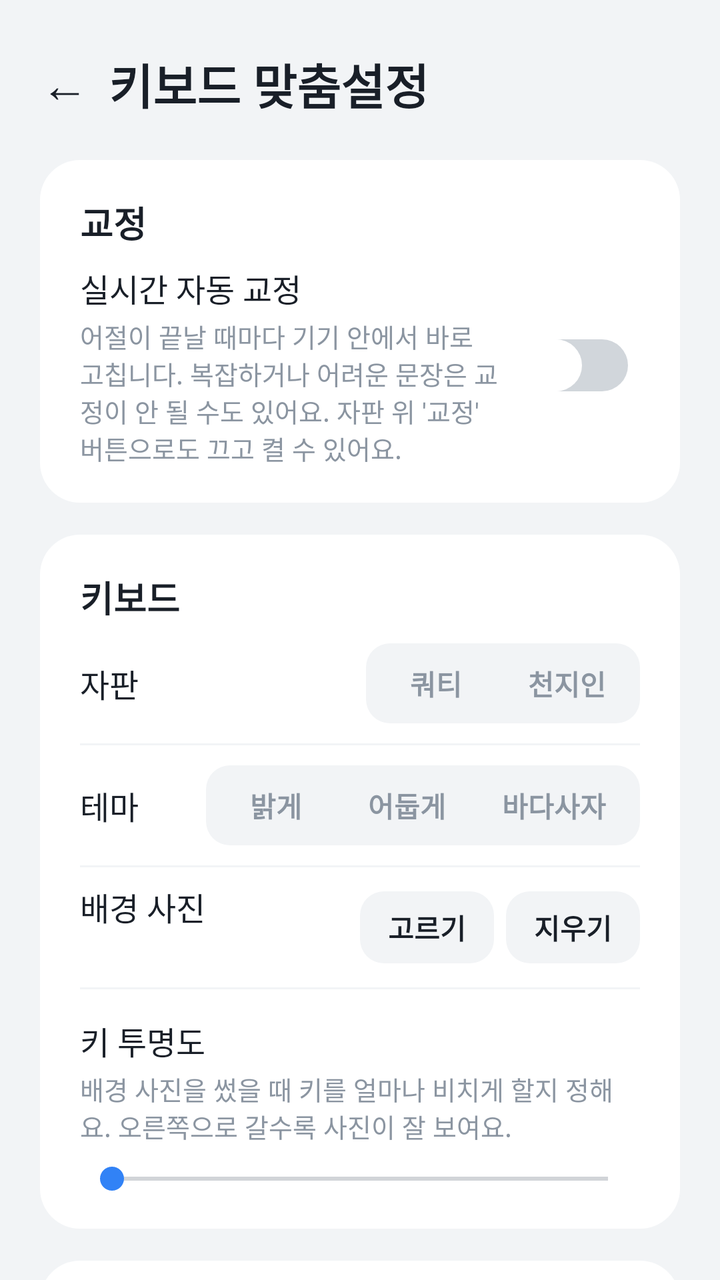
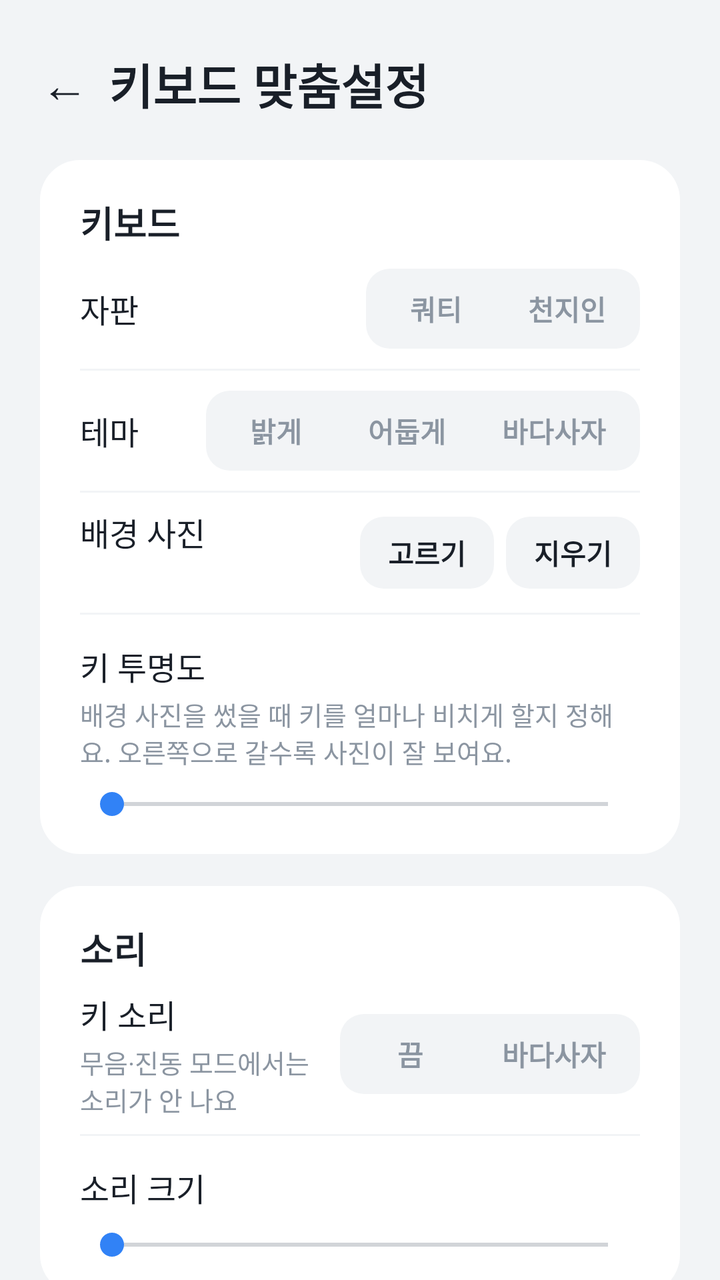

Compare the two renders of this Android layout. The source of the first and the diff that turns it into the second are given below.
<!-- AndroidManifest.xml: application theme Theme.SpellKeyboard -->
<!-- res/layout/activity_settings.xml -->
<?xml version="1.0" encoding="utf-8"?>
<ScrollView xmlns:android="http://schemas.android.com/apk/res/android"
    android:fitsSystemWindows="true"
    xmlns:app="http://schemas.android.com/apk/res-auto"
    android:id="@+id/settings_scroll"
    android:layout_width="match_parent"
    android:layout_height="match_parent"
    android:background="@color/toss_bg"
    android:fillViewport="true"
    android:importantForAutofill="noExcludeDescendants"
    android:scrollbars="none">

    <LinearLayout
        android:layout_width="match_parent"
        android:layout_height="wrap_content"
        android:orientation="vertical"
        android:paddingHorizontal="20dp"
        android:paddingTop="20dp"
        android:paddingBottom="40dp">

        <LinearLayout
            android:layout_width="match_parent"
            android:layout_height="wrap_content"
            android:gravity="center_vertical"
            android:orientation="horizontal">

            <TextView
                android:id="@+id/back_button"
                android:layout_width="44dp"
                android:layout_height="44dp"
                android:layout_marginStart="-10dp"
                android:background="?attr/selectableItemBackgroundBorderless"
                android:clickable="true"
                android:contentDescription="@string/back"
                android:focusable="true"
                android:gravity="center"
                android:text="←"
                android:textColor="@color/toss_text"
                android:textSize="24sp" />

            <TextView
                android:layout_width="wrap_content"
                android:layout_height="wrap_content"
                android:text="@string/settings_title"
                android:textColor="@color/toss_text"
                android:textSize="24sp"
                android:textStyle="bold" />
        </LinearLayout>

        
        <LinearLayout style="@style/Card">
            <TextView style="@style/CardTitle" android:text="@string/section_correction" />

            <LinearLayout style="@style/Row">
                <LinearLayout style="@style/RowText">
                    <TextView style="@style/RowTitle" android:text="@string/setting_auto_correct" />
                    <TextView style="@style/RowSub" android:text="@string/setting_auto_correct_sub" />
                </LinearLayout>
                <androidx.appcompat.widget.SwitchCompat
                    android:id="@+id/auto_correct_switch"
                    android:layout_width="wrap_content"
                    android:layout_height="wrap_content"
                    android:thumb="@drawable/switch_thumb"
                    app:showText="false"
                    app:track="@drawable/switch_track" />
            </LinearLayout>
        </LinearLayout>

        
        <LinearLayout style="@style/Card">
            <TextView style="@style/CardTitle" android:text="@string/section_keyboard" />

            <LinearLayout style="@style/Row">
                <LinearLayout style="@style/RowText">
                    <TextView style="@style/RowTitle" android:text="@string/setting_layout" />
                </LinearLayout>
                <LinearLayout style="@style/Segment">
                    <TextView android:id="@+id/layout_qwerty" style="@style/SegmentItem" android:text="@string/setting_layout_qwerty" />
                    <TextView android:id="@+id/layout_cheonjiin" style="@style/SegmentItem" android:text="@string/setting_layout_cheonjiin" />
                </LinearLayout>
            </LinearLayout>

            <View style="@style/Divider" />

            <LinearLayout style="@style/Row">
                <LinearLayout style="@style/RowText">
                    <TextView style="@style/RowTitle" android:text="@string/setting_theme" />
                </LinearLayout>
                <LinearLayout style="@style/Segment">
                    <TextView android:id="@+id/theme_light" style="@style/SegmentItem" android:text="@string/setting_theme_light" />
                    <TextView android:id="@+id/theme_dark" style="@style/SegmentItem" android:text="@string/setting_theme_dark" />
                    <TextView android:id="@+id/theme_sealion" style="@style/SegmentItem" android:text="@string/setting_theme_sealion" />
                </LinearLayout>
            </LinearLayout>

            <View style="@style/Divider" />

            <LinearLayout style="@style/Row">
                <LinearLayout style="@style/RowText">
                    <TextView style="@style/RowTitle" android:text="@string/setting_background" />
                    <TextView android:id="@+id/background_status" style="@style/RowSub" />
                </LinearLayout>
                <TextView android:id="@+id/background_pick" style="@style/Pill" android:text="@string/setting_background_pick" />
                <TextView
                    android:id="@+id/background_clear"
                    style="@style/Pill"
                    android:layout_marginStart="6dp"
                    android:text="@string/setting_background_clear" />
            </LinearLayout>

            <View style="@style/Divider" />

            <LinearLayout
                android:layout_width="match_parent"
                android:layout_height="wrap_content"
                android:orientation="vertical"
                android:paddingTop="14dp"
                android:paddingBottom="6dp">

                <LinearLayout
                    android:layout_width="match_parent"
                    android:layout_height="wrap_content"
                    android:orientation="horizontal">

                    <TextView
                        style="@style/RowTitle"
                        android:layout_width="0dp"
                        android:layout_weight="1"
                        android:text="@string/setting_key_transparency" />

                    <TextView
                        android:id="@+id/key_transparency_value"
                        android:layout_width="wrap_content"
                        android:layout_height="wrap_content"
                        android:textColor="@color/toss_blue"
                        android:textSize="16sp"
                        android:textStyle="bold" />
                </LinearLayout>

                <TextView style="@style/RowSub" android:text="@string/setting_key_transparency_sub" />

                <SeekBar
                    android:id="@+id/key_transparency"
                    android:layout_width="match_parent"
                    android:layout_height="wrap_content"
                    android:layout_marginTop="8dp"
                    android:max="100" />
            </LinearLayout>
        </LinearLayout>

        
        <LinearLayout style="@style/Card">
            <TextView style="@style/CardTitle" android:text="@string/section_sound" />

            <LinearLayout style="@style/Row">
                <LinearLayout style="@style/RowText">
                    <TextView style="@style/RowTitle" android:text="@string/setting_key_sound" />
                    <TextView style="@style/RowSub" android:text="@string/setting_key_sound_sub" />
                </LinearLayout>
                <LinearLayout style="@style/Segment">
                    <TextView android:id="@+id/sound_none" style="@style/SegmentItem" android:text="@string/setting_sound_none" />
                    <TextView android:id="@+id/sound_sealion" style="@style/SegmentItem" android:text="@string/setting_sound_sealion" />
                </LinearLayout>
            </LinearLayout>

            <View style="@style/Divider" />

            <LinearLayout
                android:layout_width="match_parent"
                android:layout_height="wrap_content"
                android:orientation="vertical"
                android:paddingTop="14dp"
                android:paddingBottom="6dp">

                <LinearLayout
                    android:layout_width="match_parent"
                    android:layout_height="wrap_content"
                    android:orientation="horizontal">

                    <TextView
                        style="@style/RowTitle"
                        android:layout_width="0dp"
                        android:layout_weight="1"
                        android:text="@string/setting_sound_volume" />

                    <TextView
                        android:id="@+id/sound_volume_value"
                        android:layout_width="wrap_content"
                        android:layout_height="wrap_content"
                        android:textColor="@color/toss_blue"
                        android:textSize="16sp"
                        android:textStyle="bold" />
                </LinearLayout>

                <SeekBar
                    android:id="@+id/sound_volume"
                    android:layout_width="match_parent"
                    android:layout_height="wrap_content"
                    android:layout_marginTop="8dp"
                    android:max="100" />
            </LinearLayout>
        </LinearLayout>

        <TextView
            style="@style/Caption"
            android:layout_marginTop="20dp"
            android:paddingHorizontal="4dp"
            android:text="@string/privacy_notice" />
    </LinearLayout>
</ScrollView>
<!-- resources referenced by this layout -->
<resources>
  <color name="toss_bg">#F2F4F6</color>
  <color name="toss_blue">#3182F6</color>
  <color name="toss_text">#191F28</color>
  <!-- drawable switch_thumb (drawable) -->
  <?xml version="1.0" encoding="utf-8"?>
  <inset xmlns:android="http://schemas.android.com/apk/res/android" android:inset="3dp">
      <shape android:shape="oval">
          <solid android:color="#FFFFFF" />
          <size android:width="26dp" android:height="26dp" />
      </shape>
  </inset>
  <!-- drawable switch_track (drawable) -->
  <?xml version="1.0" encoding="utf-8"?>
  <selector xmlns:android="http://schemas.android.com/apk/res/android">
      <item android:state_checked="true">
          <shape android:shape="rectangle">
              <solid android:color="@color/toss_blue" />
              <corners android:radius="16dp" />
              <size android:width="52dp" android:height="32dp" />
          </shape>
      </item>
      <item>
          <shape android:shape="rectangle">
              <solid android:color="@color/toss_switch_off" />
              <corners android:radius="16dp" />
              <size android:width="52dp" android:height="32dp" />
          </shape>
      </item>
  </selector>
  <string name="back">뒤로</string>
  <string name="privacy_notice">실시간 교정과 \'전체\' 교정은 전부 기기 안에서 처리해요. 글이 기기 밖으로 나가는 건 AI 교정·AI 번역을 직접 누를 때뿐이에요. 비밀번호·이메일·URL 입력란에서는 교정도 AI 도 자동으로 꺼져요.</string>
  <string name="section_correction">교정</string>
  <string name="section_keyboard">키보드</string>
  <string name="section_sound">소리</string>
  <string name="setting_auto_correct">실시간 자동 교정</string>
  <string name="setting_auto_correct_sub">어절이 끝날 때마다 기기 안에서 바로 고칩니다. 복잡하거나 어려운 문장은 교정이 안 될 수도 있어요. 자판 위 \'교정\' 버튼으로도 끄고 켤 수 있어요.</string>
  <string name="setting_background">배경 사진</string>
  <string name="setting_background_clear">지우기</string>
  <string name="setting_background_pick">고르기</string>
  <string name="setting_key_sound">키 소리</string>
  <string name="setting_key_sound_sub">무음·진동 모드에서는 소리가 안 나요</string>
  <string name="setting_key_transparency">키 투명도</string>
  <string name="setting_key_transparency_sub">배경 사진을 썼을 때 키를 얼마나 비치게 할지 정해요. 오른쪽으로 갈수록 사진이 잘 보여요.</string>
  <string name="setting_layout">자판</string>
  <string name="setting_layout_cheonjiin">천지인</string>
  <string name="setting_layout_qwerty">쿼티</string>
  <string name="setting_sound_none">끔</string>
  <string name="setting_sound_sealion">바다사자</string>
  <string name="setting_sound_volume">소리 크기</string>
  <string name="setting_theme">테마</string>
  <string name="setting_theme_dark">어둡게</string>
  <string name="setting_theme_light">밝게</string>
  <string name="setting_theme_sealion">바다사자</string>
  <string name="settings_title">키보드 맞춤설정</string>
  <style name="Divider">
          <item name="android:layout_width">match_parent</item>
          <item name="android:layout_height">1dp</item>
          <item name="android:background">@color/toss_divider</item>
      </style>
  <color name="toss_switch_off">#D1D6DB</color>
  <color name="toss_text3">#8B95A1</color>
  <!-- drawable bg_card (drawable) -->
  <?xml version="1.0" encoding="utf-8"?>
  <shape xmlns:android="http://schemas.android.com/apk/res/android" android:shape="rectangle">
      <solid android:color="@color/toss_card" />
      <corners android:radius="20dp" />
  </shape>
  <color name="toss_divider">#F2F4F6</color>
  <!-- drawable bg_segment (drawable) -->
  <?xml version="1.0" encoding="utf-8"?>
  <shape xmlns:android="http://schemas.android.com/apk/res/android" android:shape="rectangle">
      <solid android:color="@color/toss_fill" />
      <corners android:radius="12dp" />
  </shape>
  <color name="toss_text2">#4E5968</color>
  <color name="toss_card">#FFFFFF</color>
  <color name="toss_fill_pressed">#E5E8EB</color>
  <color name="toss_fill">#F2F4F6</color>
  <!-- unchanged entries left out for length: 13 -->
</resources>

<!-- the commit's change to res/layout/activity_settings.xml (unified diff, before → after) -->
@@ -48,24 +48,6 @@
         </LinearLayout>
 
         
-        <LinearLayout style="@style/Card">
-            <TextView style="@style/CardTitle" android:text="@string/section_correction" />
-
-            <LinearLayout style="@style/Row">
-                <LinearLayout style="@style/RowText">
-                    <TextView style="@style/RowTitle" android:text="@string/setting_auto_correct" />
-                    <TextView style="@style/RowSub" android:text="@string/setting_auto_correct_sub" />
-                </LinearLayout>
-                <androidx.appcompat.widget.SwitchCompat
-                    android:id="@+id/auto_correct_switch"
-                    android:layout_width="wrap_content"
-                    android:layout_height="wrap_content"
-                    android:thumb="@drawable/switch_thumb"
-                    app:showText="false"
-                    app:track="@drawable/switch_track" />
-            </LinearLayout>
-        </LinearLayout>
-
         
         <LinearLayout style="@style/Card">
             <TextView style="@style/CardTitle" android:text="@string/section_keyboard" />
<!-- resource entries referenced after the edit -->
@@ -3,39 +3,10 @@
   <color name="toss_bg">#F2F4F6</color>
   <color name="toss_blue">#3182F6</color>
   <color name="toss_text">#191F28</color>
-  <!-- drawable switch_thumb (drawable) -->
-  <?xml version="1.0" encoding="utf-8"?>
-  <inset xmlns:android="http://schemas.android.com/apk/res/android" android:inset="3dp">
-      <shape android:shape="oval">
-          <solid android:color="#FFFFFF" />
-          <size android:width="26dp" android:height="26dp" />
-      </shape>
-  </inset>
-  <!-- drawable switch_track (drawable) -->
-  <?xml version="1.0" encoding="utf-8"?>
-  <selector xmlns:android="http://schemas.android.com/apk/res/android">
-      <item android:state_checked="true">
-          <shape android:shape="rectangle">
-              <solid android:color="@color/toss_blue" />
-              <corners android:radius="16dp" />
-              <size android:width="52dp" android:height="32dp" />
-          </shape>
-      </item>
-      <item>
-          <shape android:shape="rectangle">
-              <solid android:color="@color/toss_switch_off" />
-              <corners android:radius="16dp" />
-              <size android:width="52dp" android:height="32dp" />
-          </shape>
-      </item>
-  </selector>
   <string name="back">뒤로</string>
   <string name="privacy_notice">실시간 교정과 \'전체\' 교정은 전부 기기 안에서 처리해요. 글이 기기 밖으로 나가는 건 AI 교정·AI 번역을 직접 누를 때뿐이에요. 비밀번호·이메일·URL 입력란에서는 교정도 AI 도 자동으로 꺼져요.</string>
-  <string name="section_correction">교정</string>
   <string name="section_keyboard">키보드</string>
   <string name="section_sound">소리</string>
-  <string name="setting_auto_correct">실시간 자동 교정</string>
-  <string name="setting_auto_correct_sub">어절이 끝날 때마다 기기 안에서 바로 고칩니다. 복잡하거나 어려운 문장은 교정이 안 될 수도 있어요. 자판 위 \'교정\' 버튼으로도 끄고 켤 수 있어요.</string>
   <string name="setting_background">배경 사진</string>
   <string name="setting_background_clear">지우기</string>
   <string name="setting_background_pick">고르기</string>
@@ -59,7 +30,6 @@
           <item name="android:layout_height">1dp</item>
           <item name="android:background">@color/toss_divider</item>
       </style>
-  <color name="toss_switch_off">#D1D6DB</color>
   <color name="toss_text3">#8B95A1</color>
   <!-- drawable bg_card (drawable) -->
   <?xml version="1.0" encoding="utf-8"?>
